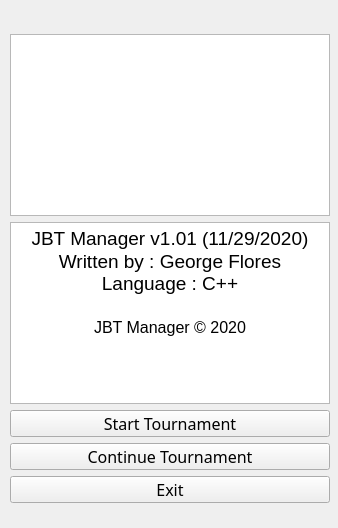
Above: MainMenu.ui from GFlores17/JackboxT.O.-GUI-Version before the change. Below: the same form after it.
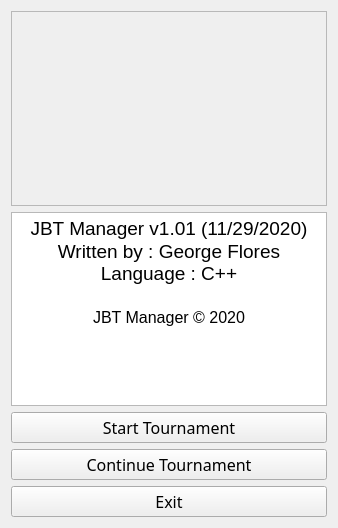
That is the form after the change. Icons and pictures are not drawn.

Commit message: Action: Added private QMainWindow *pointerToMainWindow member variables to most 'Menu' classes. Action: Added private QMainWindow *pointerToMainWindow member variables to most 'Menu' classes. Purpose : When a new Menu is created/exited we can directly modify the Main Window from said objects by referencing object's 'pointerToMainWindow".

```diff
--- a/MainMenu.ui
+++ b/MainMenu.ui
@@ -13,47 +13,35 @@
   <property name="windowTitle">
    <string>Form</string>
   </property>
-  <widget class="QPushButton" name="continueTournamentButton">
-   <property name="geometry">
-    <rect>
-     <x>10</x>
-     <y>443</y>
-     <width>320</width>
-     <height>27</height>
-    </rect>
-   </property>
-   <property name="font">
-    <font>
-     <family>Bahnschrift SemiLight</family>
-     <pointsize>12</pointsize>
-    </font>
-   </property>
-   <property name="text">
-    <string>Continue Tournament</string>
-   </property>
-  </widget>
+  <layout class="QVBoxLayout" name="verticalLayout">
+   <item>
   <widget class="QTextEdit" name="textEdit">
-   <property name="geometry">
-    <rect>
-     <x>10</x>
-     <y>34</y>
-     <width>320</width>
-     <height>182</height>
-    </rect>
+     <property name="enabled">
+      <bool>false</bool>
+     </property>
+     <property name="autoFillBackground">
+      <bool>false</bool>
    </property>
    <property name="styleSheet">
-    <string notr="true">background-image: url(:/new/prefix1/Rylan Smaller.jpg);</string>
-   </property>
-  </widget>
+      <string notr="true"/>
+     </property>
+     <property name="verticalScrollBarPolicy">
+      <enum>Qt::ScrollBarAlwaysOff</enum>
+     </property>
+     <property name="horizontalScrollBarPolicy">
+      <enum>Qt::ScrollBarAlwaysOff</enum>
+     </property>
+     <property name="html">
+      <string>&lt;!DOCTYPE HTML PUBLIC &quot;-//W3C//DTD HTML 4.0//EN&quot; &quot;http://www.w3.org/TR/REC-html40/strict.dtd&quot;&gt;
+&lt;html&gt;&lt;head&gt;&lt;meta name=&quot;qrichtext&quot; content=&quot;1&quot; /&gt;&lt;style type=&quot;text/css&quot;&gt;
+p, li { white-space: pre-wrap; }
+&lt;/style&gt;&lt;/head&gt;&lt;body style=&quot; font-family:'MS Shell Dlg 2'; font-size:8.25pt; font-weight:400; font-style:normal;&quot;&gt;
+&lt;p align=&quot;center&quot; style=&quot; margin-top:0px; margin-bottom:0px; margin-left:0px; margin-right:0px; -qt-block-indent:0; text-indent:0px;&quot;&gt;&lt;img src=&quot;:/Photos/JBT Manager Wolf Logo.png&quot; /&gt;&lt;/p&gt;&lt;/body&gt;&lt;/html&gt;</string>
+     </property>
+    </widget>
+   </item>
+   <item>
   <widget class="QTextBrowser" name="textBrowser">
-   <property name="geometry">
-    <rect>
-     <x>10</x>
-     <y>222</y>
-     <width>320</width>
-     <height>182</height>
-    </rect>
-   </property>
    <property name="html">
     <string>&lt;!DOCTYPE HTML PUBLIC &quot;-//W3C//DTD HTML 4.0//EN&quot; &quot;http://www.w3.org/TR/REC-html40/strict.dtd&quot;&gt;
 &lt;html&gt;&lt;head&gt;&lt;meta name=&quot;qrichtext&quot; content=&quot;1&quot; /&gt;&lt;style type=&quot;text/css&quot;&gt;
@@ -65,34 +53,9 @@
 &lt;p align=&quot;center&quot; style=&quot; margin-top:0px; margin-bottom:0px; margin-left:0px; margin-right:0px; -qt-block-indent:0; text-indent:0px;&quot;&gt;&lt;span style=&quot; font-size:12pt;&quot;&gt;JBT Manager © 2020&lt;/span&gt;&lt;/p&gt;&lt;/body&gt;&lt;/html&gt;</string>
    </property>
   </widget>
-  <widget class="QPushButton" name="exitButton">
-   <property name="geometry">
-    <rect>
-     <x>10</x>
-     <y>476</y>
-     <width>320</width>
-     <height>27</height>
-    </rect>
-   </property>
-   <property name="font">
-    <font>
-     <family>Bahnschrift SemiLight</family>
-     <pointsize>12</pointsize>
-    </font>
-   </property>
-   <property name="text">
-    <string>Exit</string>
-   </property>
-  </widget>
+   </item>
+   <item>
   <widget class="QPushButton" name="startTournamentButton">
-   <property name="geometry">
-    <rect>
-     <x>10</x>
-     <y>410</y>
-     <width>320</width>
-     <height>27</height>
-    </rect>
-   </property>
    <property name="font">
     <font>
      <family>Bahnschrift SemiLight</family>
@@ -103,6 +66,34 @@
     <string>Start Tournament</string>
    </property>
   </widget>
+   </item>
+   <item>
+    <widget class="QPushButton" name="continueTournamentButton">
+     <property name="font">
+      <font>
+       <family>Bahnschrift SemiLight</family>
+       <pointsize>12</pointsize>
+      </font>
+     </property>
+     <property name="text">
+      <string>Continue Tournament</string>
+     </property>
+    </widget>
+   </item>
+   <item>
+    <widget class="QPushButton" name="exitButton">
+     <property name="font">
+      <font>
+       <family>Bahnschrift SemiLight</family>
+       <pointsize>12</pointsize>
+      </font>
+     </property>
+     <property name="text">
+      <string>Exit</string>
+     </property>
+    </widget>
+   </item>
+  </layout>
  </widget>
  <resources/>
  <connections/>
```
Lines whose indentation alone changed are shown as unchanged. The commit also changes 25 other files.
